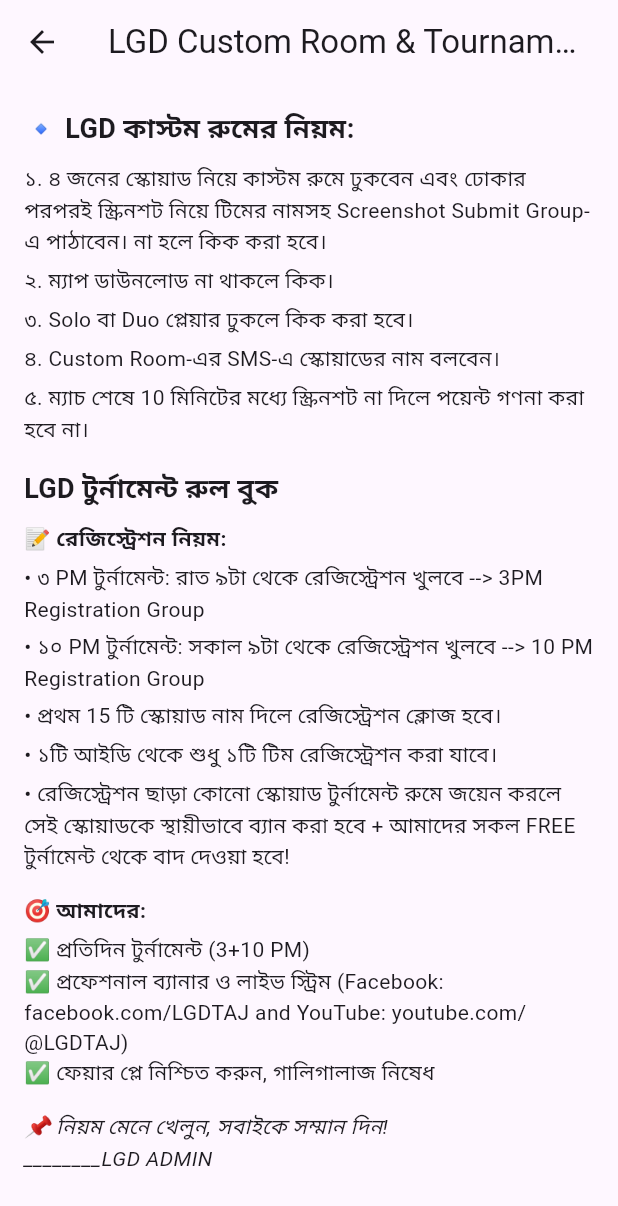
After one commit to TajemulCSE/LGD, a Flutter app: the screen it shows after launch, in the side drawer, after a tap on "LGD Tour Rules (FF))", on a phone screen of 412 x 824 dp. The commit adds this screen. Shown: the top 1206 px of the screen. Run offline on Flutter 3.47's test engine with Material 3 defaults, Android fonts, the phone set to English and light mode, and no system bars; our stand-ins replace cached_network_image, cloud_firestore, firebase_auth, firebase_core, youtube_player_flutter; accounts and stored records are empty.

Commit message:
Add: lgd rules, live stream screens

```diff
--- a/lib/screens/home/home_screen.dart
+++ b/lib/screens/home/home_screen.dart
@@ -1,6 +1,8 @@
 import 'package:flutter/material.dart';
 import 'package:lgd/providers/user_provider.dart';
 import 'package:lgd/screens/dev_info/developer_info_screen.dart';
+import 'package:lgd/screens/lgd_rules/rules_ff.dart';
+import 'package:lgd/screens/live_stream/live_stream.dart';
 import 'package:lgd/user_profile_screen.dart';
 import 'package:lgd/screens/tour_schedule/tournament_schedule_screen.dart';
 import 'package:provider/provider.dart';
@@ -60,6 +62,39 @@ class _HomeScreen extends State<HomeScreen> {
                 );
               },
             ),
+
+            ListTile(
+              leading: Icon(Icons.live_tv_outlined),
+              title: Text("Live Steaming "),
+              onTap: () {
+                Navigator.push(
+                  context,
+                  MaterialPageRoute(
+                    builder: (context) => LiveStream(),
+                  ),
+                );
+              },
+            ),
+
+            ListTile(
+              leading: Icon(Icons.rule),
+              title: Text("LGD Tour Rules (FF))"),
+              onTap: () {
+                Navigator.push(
+                  context,
+                  MaterialPageRoute(
+                    builder: (context) => RulesFF(),
+                  ),
+                );
+              },
+            ),
+
+
+
+
+
+
+
           ],
         ),
       ),
--- /dev/null
+++ b/lib/screens/lgd_rules/rules_ff.dart
@@ -0,0 +1,92 @@
+// rules_ff.dart
+import 'package:flutter/material.dart';
+
+class RulesFF extends StatelessWidget {
+  const RulesFF({super.key});
+
+  @override
+  Widget build(BuildContext context) {
+    return Scaffold(
+      appBar: AppBar(
+        title: const Text("LGD Custom Room & Tournament Rules"),
+        centerTitle: true,
+      ),
+      body: SingleChildScrollView(
+        padding: const EdgeInsets.all(16),
+        child: Column(
+          crossAxisAlignment: CrossAxisAlignment.start,
+          children: const [
+            Text(
+              "🔹 LGD কাস্টম রুমের নিয়ম:",
+              style: TextStyle(fontSize: 18, fontWeight: FontWeight.bold),
+            ),
+            SizedBox(height: 10),
+            Text(
+              "১. ৪ জনের স্কোয়াড নিয়ে কাস্টম রুমে ঢুকবেন এবং ঢোকার পরপরই স্ক্রিনশট নিয়ে টিমের নামসহ Screenshot Submit Group-এ পাঠাবেন। না হলে কিক করা হবে।",
+            ),
+            SizedBox(height: 5),
+            Text(
+              "২. ম্যাপ ডাউনলোড না থাকলে কিক।",
+            ),
+            SizedBox(height: 5),
+            Text(
+              "৩. Solo বা Duo প্লেয়ার ঢুকলে কিক করা হবে।",
+            ),
+            SizedBox(height: 5),
+            Text(
+              "৪. Custom Room-এর SMS-এ স্কোয়াডের নাম বলবেন।",
+            ),
+            SizedBox(height: 5),
+            Text(
+              "৫. ম্যাচ শেষে 10 মিনিটের মধ্যে স্ক্রিনশট না দিলে পয়েন্ট গণনা করা হবে না।",
+            ),
+            SizedBox(height: 15),
+            Text(
+              "LGD টুর্নামেন্ট রুল বুক",
+              style: TextStyle(fontSize: 18, fontWeight: FontWeight.bold),
+            ),
+            SizedBox(height: 10),
+            Text(
+              "📝 রেজিস্ট্রেশন নিয়ম:",
+              style: TextStyle(fontWeight: FontWeight.bold),
+            ),
+            SizedBox(height: 5),
+            Text(
+              "• ৩ PM টুর্নামেন্ট: রাত ৯টা থেকে রেজিস্ট্রেশন খুলবে --> 3PM Registration Group",
+            ),
+            SizedBox(height: 5),
+            Text(
+              "• ১০ PM টুর্নামেন্ট: সকাল ৯টা থেকে রেজিস্ট্রেশন খুলবে --> 10 PM Registration Group",
+            ),
+            SizedBox(height: 5),
+            Text(
+              "• প্রথম 15 টি স্কোয়াড নাম দিলে রেজিস্ট্রেশন ক্লোজ হবে।",
+            ),
+            SizedBox(height: 5),
+            Text(
+              "• ১টি আইডি থেকে শুধু ১টি টিম রেজিস্ট্রেশন করা যাবে।",
+            ),
+            SizedBox(height: 5),
+            Text(
+              "• রেজিস্ট্রেশন ছাড়া কোনো স্কোয়াড টুর্নামেন্ট রুমে জয়েন করলে সেই স্কোয়াডকে স্থায়ীভাবে ব্যান করা হবে + আমাদের সকল FREE টুর্নামেন্ট থেকে বাদ দেওয়া হবে!",
+            ),
+            SizedBox(height: 15),
+            Text(
+              "🎯 আমাদের:",
+              style: TextStyle(fontWeight: FontWeight.bold),
+            ),
+            SizedBox(height: 5),
+            Text("✅ প্রতিদিন টুর্নামেন্ট (3+10 PM)"),
+            Text("✅ প্রফেশনাল ব্যানার ও লাইভ স্ট্রিম (Facebook: facebook.com/LGDTAJ and YouTube: youtube.com/@LGDTAJ)"),
+            Text("✅ ফেয়ার প্লে নিশ্চিত করুন, গালিগালাজ নিষেধ"),
+            SizedBox(height: 15),
+            Text(
+              "📌 নিয়ম মেনে খেলুন, সবাইকে সম্মান দিন!\n________LGD ADMIN",
+              style: TextStyle(fontStyle: FontStyle.italic),
+            ),
+          ],
+        ),
+      ),
+    );
+  }
+}
--- a/lib/screens/sign_up/sign_up.dart
+++ b/lib/screens/sign_up/sign_up.dart
@@ -65,7 +65,7 @@ class _SignUp extends State<SignUp> {
             .createUserWithEmailAndPassword(email: email, password: password);
         showSnakebar("Registered Successfully");
 
-        Navigator.push(
+        Navigator.pushReplacement(
           context,
           MaterialPageRoute(builder: (context) => UserProfileScreen()),
         );
@@ -81,6 +81,7 @@ class _SignUp extends State<SignUp> {
           "role": "user",
           "createdAt": FieldValue.serverTimestamp(),
         });
+
       } on FirebaseAuthException catch (e) {
         switch (e.code) {
           case 'email-already-in-use':
@@ -262,6 +263,7 @@ class _SignUp extends State<SignUp> {
                   ElevatedButton(
                     onPressed: () {
                       signup();
+
                     },
                     child: Text("SingUp"),
                   ),
--- a/pubspec.yaml
+++ b/pubspec.yaml
@@ -41,6 +41,8 @@ dependencies:
   flutter_launcher_icons: ^0.14.3
   cached_network_image: ^3.4.1
   provider: ^6.1.5
+  youtube_player_flutter: ^9.1.2
+  webview_flutter: ^4.13.0
 
 dev_dependencies:
   flutter_test:
```
Also changed, not shown: lib/screens/live_stream/live_stream.dart (added, +54 -0 lines), pubspec.lock, 3 other files.
